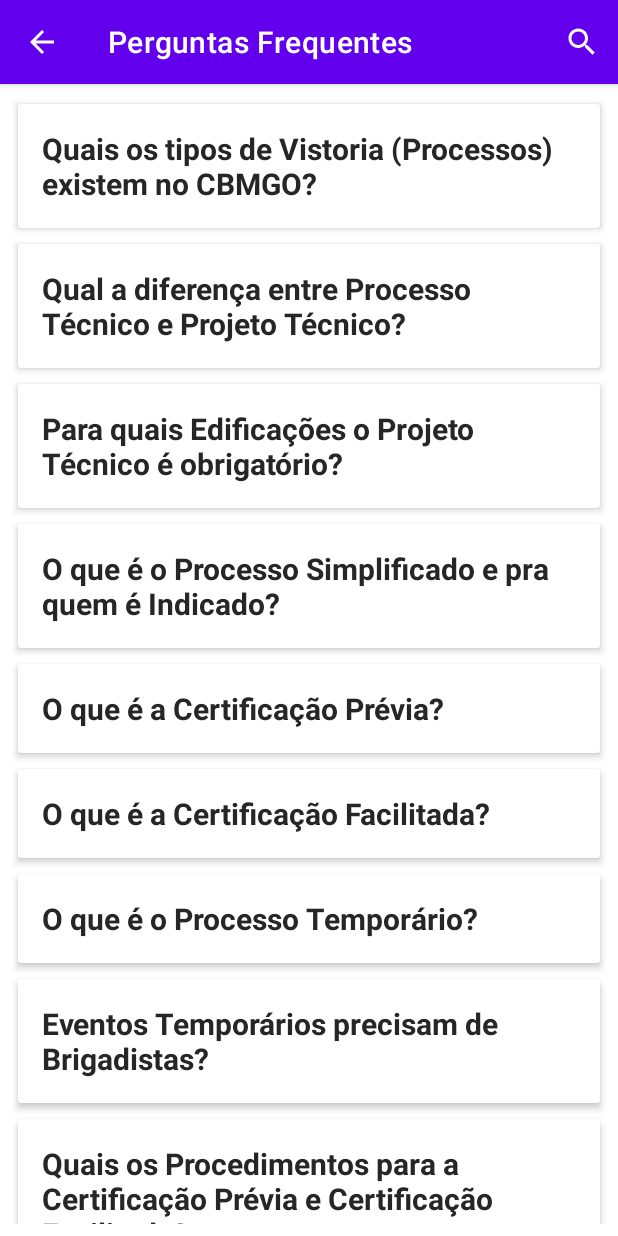
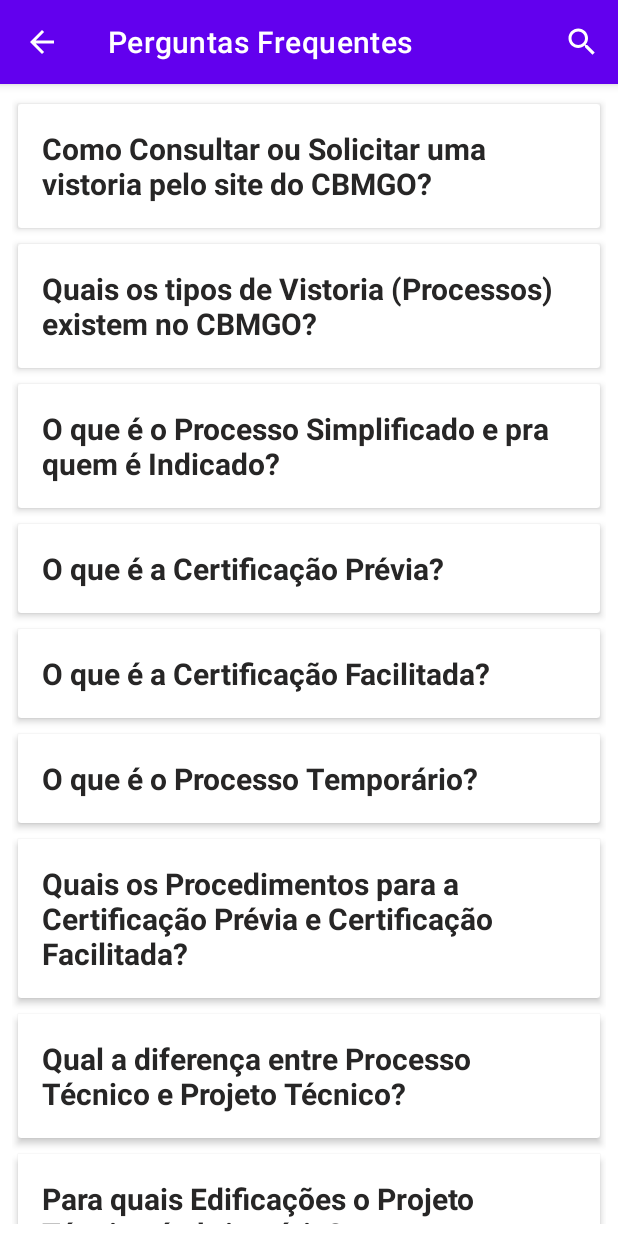
Before and after one commit to edmundobop/Vistoria_Facil, an Android app: the Perguntas_Frequentes screen opened directly, with no data from a screen before it, on a phone screen of 412 x 824 dp. Run offline under Robolectric (Android 15) with nearby library versions, the phone set to English and light mode, and no system bars.

Commit message:
19/02/22
-melhorei o modulo de tipos de vistoria
- atualizei o código de atualizações automáticas (não sei se vai funcionar)

```diff
--- a/app/build.gradle
+++ b/app/build.gradle
@@ -19,8 +19,8 @@ android {
         applicationId "com.vistoria.vistoriaFacil_v2"
         minSdkVersion 20
         targetSdkVersion 31
-        versionCode 23
-        versionName "1.9.4"
+        versionCode 25
+        versionName "1.9.5"
         multiDexEnabled true
 
         testInstrumentationRunner "androidx.test.runner.AndroidJUnitRunner"
--- a/app/src/main/AndroidManifest.xml
+++ b/app/src/main/AndroidManifest.xml
@@ -158,7 +158,7 @@
             android:label="Vistoria Inteligente"
             android:parentActivityName=".main.vistoria.VistoriaInteligente" />
         <activity
-            android:name=".main.vistoria.SolicitarAcompanhar_Vistoria"
+            android:name=".main.vistoria.Consultar_Solicitar_Vistoria"
             android:label="Passo-a-Passo"
             android:parentActivityName=".main.Vistorias" />
         <activity
--- a/app/src/main/java/br/com/stone4/main/vistoria/SolicitarAcompanhar_Vistoria.java
+++ b/app/src/main/java/br/com/stone4/main/vistoria/Consultar_Solicitar_Vistoria.java
@@ -9,7 +9,7 @@ import android.webkit.WebViewClient;
 
 import br.com.stone4.R;
 
-public class SolicitarAcompanhar_Vistoria extends AppCompatActivity {
+public class Consultar_Solicitar_Vistoria extends AppCompatActivity {
 
     private WebView webView;
 
--- a/app/src/main/java/br/com/stone4/main/vistoria/perguntas_frequentes/Perguntas_Frequentes.java
+++ b/app/src/main/java/br/com/stone4/main/vistoria/perguntas_frequentes/Perguntas_Frequentes.java
@@ -40,15 +40,16 @@ public class Perguntas_Frequentes extends AppCompatActivity {
 
         listaPerguntas = new ArrayList<>();
 
+        listaPerguntas.add(new Perguntas(getString(R.string.perguntaVistoria),getString(R.string.respostaVistoria)));
         listaPerguntas.add(new Perguntas(getString(R.string.pergunta1_projeto),getString(R.string.resposta1_projeto)));
-        listaPerguntas.add(new Perguntas(getString(R.string.pergunta8_projeto),getString(R.string.resposta8_projeto)));
-        listaPerguntas.add(new Perguntas(getString(R.string.pergunta2_projeto),getString(R.string.resposta2_projeto)));
         listaPerguntas.add(new Perguntas(getString(R.string.pergunta3_projeto),getString(R.string.resposta3_projeto)));
         listaPerguntas.add(new Perguntas(getString(R.string.pergunta4_projeto),getString(R.string.resposta4_projeto)));
         listaPerguntas.add(new Perguntas(getString(R.string.pergunta5_projeto),getString(R.string.resposta5_projeto)));
         listaPerguntas.add(new Perguntas(getString(R.string.pergunta9_projeto),getString(R.string.resposta9_projeto)));
+        listaPerguntas.add(new Perguntas(getString(R.string.pergunta6_projeto),getString(R.string.resposta6_projeto)));
+        listaPerguntas.add(new Perguntas(getString(R.string.pergunta8_projeto),getString(R.string.resposta8_projeto)));
+        listaPerguntas.add(new Perguntas(getString(R.string.pergunta2_projeto),getString(R.string.resposta2_projeto)));
         listaPerguntas.add(new Perguntas(getString(R.string.pergunta11_projeto),getString(R.string.resposta11_projeto)));
-        listaPerguntas.add(new Perguntas(getString(R.string.pergunta6_projeto),getString(R.string.resposta6_projeto)));
         listaPerguntas.add(new Perguntas(getString(R.string.pergunta7_projeto),getString(R.string.resposta7_projeto)));
         listaPerguntas.add(new Perguntas(getString(R.string.pergunta1_fat),getString(R.string.resposta1_fat)));
         listaPerguntas.add(new Perguntas(getString(R.string.pergunta1_art),getString(R.string.resposta1_art)));
--- a/app/src/main/res/layout/passo_a_passo_solicitar_vist.xml
+++ b/app/src/main/res/layout/passo_a_passo_solicitar_vist.xml
@@ -4,7 +4,7 @@
     xmlns:tools="http://schemas.android.com/tools"
     android:layout_width="match_parent"
     android:layout_height="match_parent"
-    tools:context="br.com.stone4.main.vistoria.SolicitarAcompanhar_Vistoria">
+    tools:context="br.com.stone4.main.vistoria.Consultar_Solicitar_Vistoria">
 
     <ScrollView
         android:layout_width="match_parent"
--- a/app/src/main/res/values/strings.xml
+++ b/app/src/main/res/values/strings.xml
@@ -803,6 +803,38 @@ instalações com materiais combustíveis.\n\n
 
     -------------------------------------------------------------------------------------------------------------------------------
     PERGUNTAS FREQUENTES
+
+    <string name="perguntaVistoria">Como Consultar ou Solicitar uma vistoria pelo site do CBMGO?</string>
+    <string name="respostaVistoria">
+        1 – Acesse o Módulo "Consultar/Solicitar Vistoria" no menu principal deste aplicativo, ou acesse o site "https://siapi3.bombeiros.go.gov.br/paginaInicialWeb.jsf";\n\n
+        2 - Continue para o passo 3 para "Consultar uma vistoria". Caso queira "Solicitar uma vistoria", vá para o passo 7.\n\n
+        Consultar uma Vistoria:\n\n
+        3 – Digite o Número do Protocolo do atendimento no campo "Protocolo";\n\n
+        4 - Digite o Número do CNPJ ou CPF da sua empresa no campo "CPF/CNPJ";\n\n
+        5 - Clique na "Lupa" ao lado do campo "CPF/CNPJ" para pesquisar;\n\n
+        6 - Pronto, se as informações digitadas estiverem corretas, então aparecerá sua requisição. Caso não apareça, confira os dados informados e tente novamente;\n\n
+        Em caso de dúvidas procure atendimento pelo WhatsApp do CBMGO unidade Jataí: 3631-7616;\n\n
+
+        Solicitar Vistoria:\n\n
+        7 - Clique no Botão "Solicitar Serviço";\n\n
+        8 - Escolha a opção "Inspeções";\n\n
+        9 - Leia as instruções apresentadas para saber quais documentos e procedimentos serão necessários para sua solicitação e em seguida clique no Botão "Continuar";\n\n
+        10 - Escolha a opção "Vistoria para Funcionamento";\n\n
+        11 - Informe o CNPJ/CPF, o CEP do município e clique em "Pesquisar";\n\n
+        12 – Se a empresa já possuir a certificação do CBMGO, aparecerá a opção para renovar
+        o serviço. Confirme os dados cadastrados, prossiga até o item CNAE da barra de
+        cadastro, verifique se a área está correta e finalize o processo gerando o número de protocolo;\n\n
+        13 – Se a empresa não possui aprovação junto ao CBMGO, verificado após a pesquisa, acesse o cadastro pelo botão <b>"clique aqui";</b>\n\n
+        14 – Na parte do <b>"Cadastro"</b> informe o "CPF/CNPJ" e preencha os campos obrigatórios;\n\n
+        15 – Preencha os campos obrigatórios em <b>"Solicitante"</b>;\n\n
+        16 – Preencha os campos obrigatórios em <b>"Endereço da obra/Edificação";</b>\n\n
+        17 – Preencha os campos do <b>"CNAE"</b>, informando o CNAE principal e a área utilizada do
+        estabelecimento comercial;\n\n
+        18 – Clique em <b>"Incluir"</b> e após em <b>"Finalizar o cadastro"</b>;\n\n
+        19 – Aparecerá um questionário a ser preenchido, responda as perguntas para finalizar
+        o processo e gerar o número do protocolo.
+    </string>
+
     <string name="pergunta10_projeto">Como emitir o CERCON para minha Empresa?</string>
     <string name="resposta10_projeto">
         Esse processo <b>dispensa a vistoria in loco</b>, ficando a cargo do proprietário ou responsável pela edificação a instalação dos
@@ -824,7 +856,7 @@ instalações com materiais combustíveis.\n\n
     <string name="resposta2_projeto">
         Será exigido se a edificação se enquadrar em ao menos 1 item abaixo:\n\n
         a)	Ter área construída e/ou áreas de risco acima de 750 m2 ;\n
-        b)	Ser classificada nas divisões F-5, F-6 e F7, de acordo com a Tabela 1 do Anexo – A desta NT;\n
+        b)	Ser classificada nas divisões F-5, F-6 ou F7, de acordo com a Tabela 1 do Anexo – A desta NT;\n
         c)	Possuir acima de 03 (três) pavimentos;\n
         d)	Possuir subsolo com ocupação distinta de estacionamento;\n
         e)	Possuir armazenamento superior a 05 recipientes transportáveis com massa líquida unitária de até
@@ -1070,10 +1102,30 @@ instalações provisórias.\n
         peróxidos orgânicos ou substâncias oxidantes, tóxicas, radioativas, corrosivas e perigosas diversas.
     </string>
 
+    ALERTAS DE PROCESSO TÉCNICO
+    <string name="alerta_tituloProcessoTecnico">
+        Desde que atenda à PELO MENOS UMA das seguintes condições:
+    </string>
+    <string name="alerta_textoProcessoTecnico">
+        a) Ter área construída e/ou áreas de risco acima de 750 m2 ;\n\n
+        b) Ter área construída e/ou áreas de risco acima de 200 m2 classificadas nas divisões B-1, B-2, C-3, E-1, E-4, E-5, E-6, F-1,
+        F-2, F-3, F-4, F-5, F-6, F-7, F-8, F-9, F-10, F-11, H-2, H3, H-4, H-5, J-2, J-3 e J-4;\n\n
+        c) Ter área construída e/ou área de risco que se enquadrem nas divisões: L-1, L-2, L-3 e M-2 independentemente da área;\n\n
+        d) Possuir mais de 03 (três) pavimentos e não possuir qualquer tipo de abertura através de portas, telhados e janelas, para o interior de
+        edificações ou estabelecimentos adjacentes;\n\n
+        e) Possuir lotação ACIMA de 200 (duzentas) pessoas;\n\n
+        f) Possuir subsolo com ocupação distinta de estacionamento;\n\n
+        g) Comercializar ou armazenar volume superior a 500 (quinhentos) litros de líquido inflamável ou combustível;\n\n
+        h) Possuir GLP acima de 190 (cento e noventa) Kg;\n\n
+        i) Comercializar ou revender gás liquefeito de petróleo (GLP);\n\n
+        j) Comercializar, manipular ou armazenar produtos perigosos à saúde humana, ao meio ambiente ou ao patrimônio, tais como: explosivos,
+        peróxidos orgânicos ou substâncias oxidantes, tóxicas, radioativas, corrosivas e perigosas diversas.
+    </string>
+
     ALERTAS DE PROJETO TÉCNICO
         ALERTA NÃO
     <string name="alerta_tituloProjeto">
-        Desde que se enquadrem nas seguintes condições:
+        Desde que atenda à PELO MENOS UMA das seguintes condições:
     </string>
 
     <string name="alerta_textoProjetoNao">
```
Also changed, not shown: app/src/main/java/br/com/stone4/main/MainActivity.java (+30 -5 lines), app/src/main/java/br/com/stone4/main/Vistorias.java (+11 -11 lines), app/src/main/java/br/com/stone4/modulos/Algoritmos.java (+21 -5 lines), app/src/main/java/br/com/stone4/modulos/TipoProcesso.java (+35 -18 lines), app/src/main/java/br/com/stone4/resultados/Controle_Resultado.java (+39 -24 lines), app/src/main/res/layout/spinner_tipo_processos.xml (+12 -20 lines).
